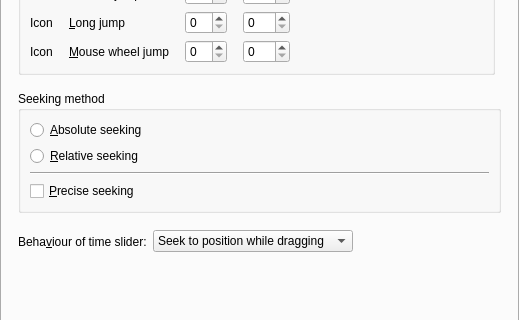
Old version of the form src/gui/pref/input.ui in the repository wilbert2000/wzplayer; both pictures show x 0 to 519 and y 138 to 458 of the 519 by 576 pixel window.
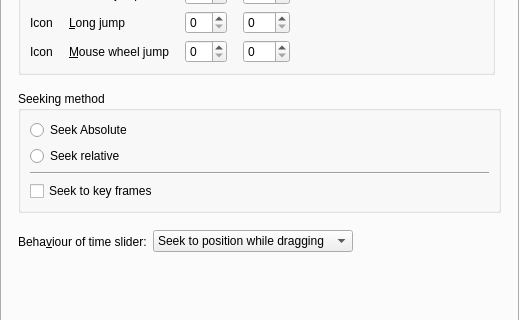
New version of the form. The open tabs and pages were chosen to show the change. Custom widgets are drawn as their Qt base class.

What changed in the file:
```diff
--- a/src/gui/pref/input.ui
+++ b/src/gui/pref/input.ui
@@ -641,7 +641,7 @@
              </sizepolicy>
             </property>
             <property name="text">
-             <string>&amp;Absolute seeking</string>
+             <string>Seek Absolute</string>
             </property>
            </widget>
           </item>
@@ -654,7 +654,7 @@
              </sizepolicy>
             </property>
             <property name="text">
-             <string>&amp;Relative seeking</string>
+             <string>Seek relative</string>
             </property>
            </widget>
           </item>
@@ -668,7 +668,7 @@
           <item>
            <widget class="QCheckBox" name="precise_seeking_check">
             <property name="text">
-             <string>&amp;Precise seeking</string>
+             <string>Seek to key frames</string>
             </property>
            </widget>
           </item>
```
Left out of the diff: 12 changed lines with no effect on the pictures.
